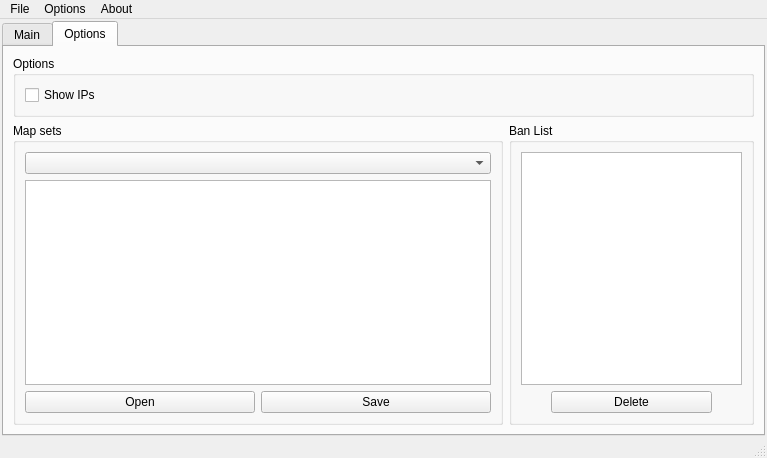
First picture: the form in BetterServerGUI/mainwindow.ui, repository teamexeempire/disasterserver, before the edit.
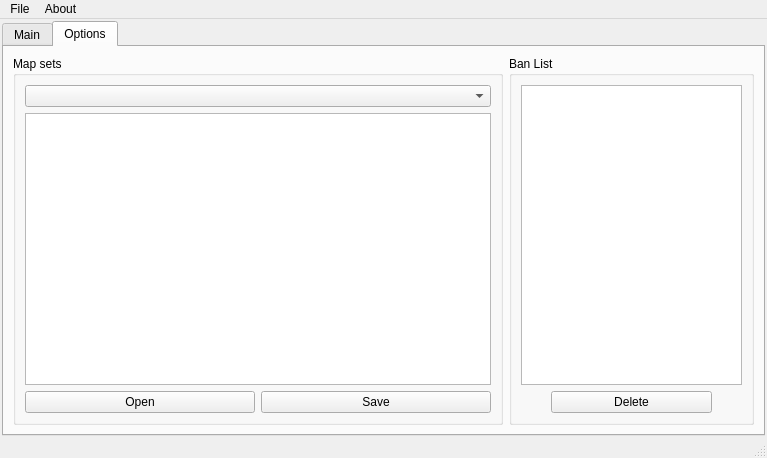
Second picture: the form after the edit. The open tabs and pages were chosen to show the change.

```diff
--- a/BetterServerGUI/mainwindow.ui
+++ b/BetterServerGUI/mainwindow.ui
@@ -182,22 +182,6 @@
        </attribute>
        <layout class="QGridLayout" name="gridLayout_4">
         <item row="0" column="0">
-         <widget class="QGroupBox" name="groupBox_19">
-          <property name="title">
-           <string>Options</string>
-          </property>
-          <layout class="QFormLayout" name="formLayout_2">
-           <item row="0" column="0">
-            <widget class="QCheckBox" name="checkBox">
-             <property name="text">
-              <string>Show IPs</string>
-             </property>
-            </widget>
-           </item>
-          </layout>
-         </widget>
-        </item>
-        <item row="1" column="0">
          <layout class="QHBoxLayout" name="horizontalLayout_2" stretch="2,1">
           <item>
            <widget class="QGroupBox" name="groupBox_17">
@@ -371,11 +355,6 @@
     </property>
     <addaction name="actionExit"/>
    </widget>
-   <widget class="QMenu" name="menuOptions">
-    <property name="title">
-     <string>Options</string>
-    </property>
-   </widget>
    <widget class="QMenu" name="menuAbout">
     <property name="title">
      <string>About</string>
@@ -384,7 +363,6 @@
     <addaction name="actionAbout_QT"/>
    </widget>
    <addaction name="menuFile"/>
-   <addaction name="menuOptions"/>
    <addaction name="menuAbout"/>
   </widget>
   <widget class="QStatusBar" name="statusbar"/>
```
Left out of the diff: 2 changed lines with no effect on the pictures.
